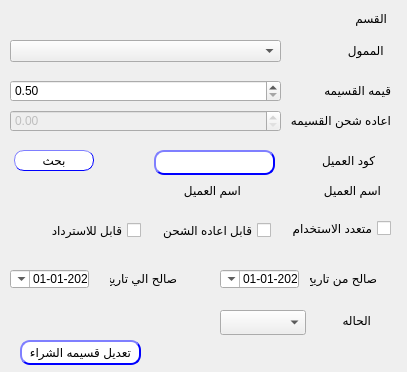
shymaa123456/HyperPOS2020, file presentation/voucher_ui/editVoucher.ui: the form before one commit; both pictures show x 0 to 407 and y 170 to 542 of the 407 by 542 pixel window.
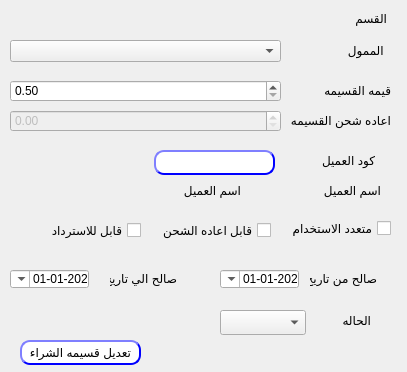
The form after the commit.

```diff
--- a/presentation/voucher_ui/editVoucher.ui
+++ b/presentation/voucher_ui/editVoucher.ui
@@ -461,43 +461,6 @@
                                     </string>
    </property>
   </widget>
-  <widget class="QPushButton" name="btn_search">
-   <property name="geometry">
-    <rect>
-     <x>14</x>
-     <y>320</y>
-     <width>80</width>
-     <height>21</height>
-    </rect>
-   </property>
-   <property name="styleSheet">
-    <string notr="true">QPushButton{
-                                        background-color: white;
-                                        border-style: outset;
-                                        border-width: 1px;
-                                        border-radius: 10px;
-                                        border-color: blue;
-                                        min-width: 6em;
-                                        }
-                                        QPushButton:hover {
-                                        background: qradialgradient(
-                                        cx: 0.3, cy: -0.4, fx: 0.3, fy: -0.4,
-                                        radius: 1.35, stop: 0 #fff, stop: 1 #bbb
-                                        );
-                                        }
-                                        QPushButton:pressed {
-                                        border-style: inset;
-                                        background: qradialgradient(
-                                        cx: 0.4, cy: -0.1, fx: 0.4, fy: -0.1,
-                                        radius: 1.35, stop: 0 #fff, stop: 1 #ddd
-                                        );
-                                        }
-                                    </string>
-   </property>
-   <property name="text">
-    <string>بحث</string>
-   </property>
-  </widget>
   <widget class="QLabel" name="desc_11">
    <property name="geometry">
     <rect>
```
